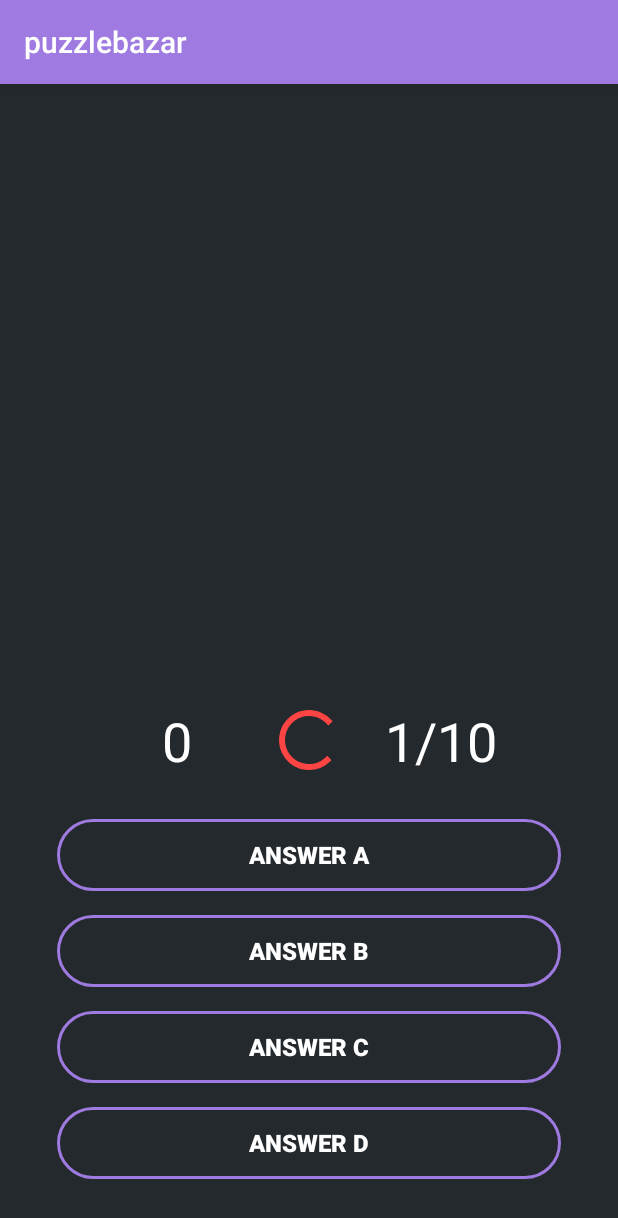
After one commit to praseedm/puzzlebazar, an Android app: the MainActivity screen opened directly, with no data from a screen before it, on a phone screen of 412 x 824 dp. The commit adds this screen. Shown: the top 1218 px of the screen. Run offline under Robolectric (Android 15) with nearby library versions, the phone set to English and light mode, and no system bars; our stand-ins replace Firebase (no records; nobody signed in at launch, a user with empty details on screens opened directly).

Commit message:
Added MainActivity

```diff
--- a/app/build.gradle
+++ b/app/build.gradle
@@ -22,7 +22,12 @@ dependencies {
     implementation fileTree(dir: 'libs', include: ['*.jar'])
     implementation 'com.android.support:appcompat-v7:27.1.0'
     implementation 'com.android.support.constraint:constraint-layout:1.0.2'
+    implementation 'com.android.support:design:27.1.0'
     testImplementation 'junit:junit:4.12'
     androidTestImplementation 'com.android.support.test:runner:1.0.1'
     androidTestImplementation 'com.android.support.test.espresso:espresso-core:3.0.1'
+
+    implementation 'com.google.firebase:firebase-core:11.8.0'
+    implementation 'com.google.firebase:firebase-database:11.8.0'
 }
+apply plugin: 'com.google.gms.google-services'
--- /dev/null
+++ b/app/src/main/java/com/p6c/project/puzzlebazar/MainActivity.java
@@ -0,0 +1,73 @@
+package com.p6c.project.puzzlebazar;
+
+import android.os.Bundle;
+import android.os.CountDownTimer;
+import android.support.design.widget.FloatingActionButton;
+import android.support.design.widget.Snackbar;
+import android.support.v7.app.AppCompatActivity;
+import android.support.v7.widget.Toolbar;
+import android.view.View;
+import android.widget.Button;
+import android.widget.ImageView;
+import android.widget.ProgressBar;
+import android.widget.TextView;
+
+import com.google.firebase.database.ChildEventListener;
+import com.google.firebase.database.DataSnapshot;
+import com.google.firebase.database.DatabaseError;
+import com.google.firebase.database.DatabaseReference;
+import com.google.firebase.database.FirebaseDatabase;
+import com.google.firebase.database.ValueEventListener;
+import com.p6c.project.puzzlebazar.model.Contants;
+
+public class MainActivity extends AppCompatActivity implements View.OnClickListener {
+    FirebaseDatabase fdb = FirebaseDatabase.getInstance();
+    DatabaseReference mRef,QuesRef=fdb.getReference(Contants.Question_Ref);
+    final static long INTERVAL = 1000; //1 sec
+    final static long TIMEOUT = 7000;
+    int progressValue = 0;
+
+    CountDownTimer mCountDown;
+
+    int index=0, score=0, Questionno = 0 , totalQuestions = 0, correctAnswer;
+    ProgressBar progressBar;
+    ImageView Question_img;
+    TextView Question_txt,score_txt,qno_txt;
+    Button Btn1,Btn2,Btn3,Btn4;
+
+    @Override
+    protected void onCreate(Bundle savedInstanceState) {
+        super.onCreate(savedInstanceState);
+        setContentView(R.layout.activity_main);
+        Toolbar toolbar = (Toolbar) findViewById(R.id.toolbar);
+        setSupportActionBar(toolbar);
+
+        score_txt = findViewById(R.id.score);
+        qno_txt = findViewById(R.id.totalQuestions);
+        Question_txt = findViewById(R.id.question_text);
+        progressBar = findViewById(R.id.progressbar);
+        Btn1 = findViewById(R.id.Answer1);
+        Btn2 = findViewById(R.id.Answer2);
+        Btn3 = findViewById(R.id.Answer3);
+        Btn4 = findViewById(R.id.Answer4);
+
+        Btn1.setOnClickListener(this);
+        Btn2.setOnClickListener(this);
+        Btn3.setOnClickListener(this);
+        Btn4.setOnClickListener(this);
+    }
+
+    @Override
+    protected void onDestroy() {
+        super.onDestroy();
+    }
+
+    @Override
+    public void onClick(View v) {
+        mCountDown.cancel();
+        if(index < totalQuestions){
+            Button clicked = (Button) v;
+            if(clicked.getText().equals(Contants.questionList.get(index).))
+        }
+    }
+}
--- /dev/null
+++ b/app/src/main/res/layout/activity_main.xml
@@ -0,0 +1,26 @@
+<?xml version="1.0" encoding="utf-8"?>
+<android.support.design.widget.CoordinatorLayout xmlns:android="http://schemas.android.com/apk/res/android"
+    xmlns:app="http://schemas.android.com/apk/res-auto"
+    xmlns:tools="http://schemas.android.com/tools"
+    android:layout_width="match_parent"
+    android:layout_height="match_parent"
+    android:background="@color/colorPrimaryDark"
+    tools:context=".MainActivity">
+
+    <android.support.design.widget.AppBarLayout
+        android:layout_width="match_parent"
+        android:layout_height="wrap_content"
+        android:theme="@style/AppTheme.AppBarOverlay">
+
+        <android.support.v7.widget.Toolbar
+            android:id="@+id/toolbar"
+            android:layout_width="match_parent"
+            android:layout_height="?attr/actionBarSize"
+            android:background="?attr/colorPrimary"
+            app:popupTheme="@style/AppTheme.PopupOverlay" />
+
+    </android.support.design.widget.AppBarLayout>
+
+    <include layout="@layout/content_main" />
+
+</android.support.design.widget.CoordinatorLayout>
--- /dev/null
+++ b/app/src/main/res/layout/content_main.xml
@@ -0,0 +1,142 @@
+<?xml version="1.0" encoding="utf-8"?>
+<RelativeLayout xmlns:android="http://schemas.android.com/apk/res/android"
+    xmlns:app="http://schemas.android.com/apk/res-auto"
+    xmlns:tools="http://schemas.android.com/tools"
+    android:layout_width="match_parent"
+    android:layout_height="match_parent"
+    app:layout_behavior="@string/appbar_scrolling_view_behavior"
+    tools:context=".MainActivity"
+    tools:showIn="@layout/activity_main">
+
+    <ImageView
+        android:layout_width="300dp"
+        android:layout_height="200dp"
+        android:id="@+id/question_image"
+        android:layout_alignParentTop="true"
+        android:layout_centerHorizontal="true"
+        android:layout_marginTop="25dp"
+        android:gravity="center"
+        android:visibility="invisible"/>
+    <TextView
+        android:layout_width="match_parent"
+        android:layout_height="wrap_content"
+        android:id="@+id/question_text"
+        android:layout_alignParentTop="true"
+        android:layout_centerHorizontal="true"
+        android:layout_marginTop="25dp"
+        android:gravity="center"/>
+
+    <RelativeLayout
+        android:layout_alignParentBottom="true"
+        android:layout_margin="30dp"
+        android:paddingTop="20dp"
+        android:layout_width="wrap_content"
+        android:layout_height="wrap_content">
+
+
+
+    <LinearLayout
+        android:layout_width="match_parent"
+        android:layout_height="wrap_content"
+        android:orientation="vertical"
+        android:paddingTop="10dp"
+        android:id="@+id/group">
+
+        <RelativeLayout
+            android:layout_width="match_parent"
+            android:layout_height="wrap_content"
+            android:layout_marginBottom="20dp">
+            <LinearLayout
+                android:layout_width="match_parent"
+                android:layout_height="wrap_content"
+                android:weightSum="2"
+                android:orientation="horizontal">
+
+                <TextView
+                    android:id="@+id/score"
+                    android:textColor="@android:color/white"
+                    android:layout_weight="1"
+                    android:layout_width="0dp"
+                    android:layout_height="wrap_content"
+                    android:gravity="center_horizontal"
+                    android:text="0"
+                    android:textSize="36sp" />
+
+                <TextView
+                    android:id="@+id/totalQuestions"
+                    android:textColor="@android:color/white"
+                    android:layout_weight="1"
+                    android:layout_width="0dp"
+                    android:layout_height="wrap_content"
+                    android:gravity="center_horizontal"
+                    android:text="1/10"
+                    android:textSize="36sp" />
+
+            </LinearLayout>
+
+            <ProgressBar
+                android:layout_width="match_parent"
+                android:layout_height="wrap_content"
+                android:layout_centerInParent="true"
+                android:id="@+id/progressbar"
+                style="@style/Widget.AppCompat.ProgressBar"
+                android:layout_marginLeft="5dp"
+                android:layout_marginRight="5dp"
+                android:max="5"
+                android:theme="@style/AppTheme.RedAccent"/>
+        </RelativeLayout>
+
+        <Button
+            android:id="@+id/Answer1"
+            android:text="Answer A"
+            android:background="@drawable/buttonstyle"
+            android:layout_width="match_parent"
+            android:layout_height="wrap_content"
+            android:textColor="#ffff"
+            android:layout_margin="8dp"
+            android:textStyle="bold"
+            style="@style/Widget.AppCompat.Button.Borderless"
+            android:textSize="@dimen/optionTextSize"/>
+
+        <Button
+            android:id="@+id/Answer2"
+            android:text="Answer B"
+            android:background="@drawable/buttonstyle"
+            android:layout_width="match_parent"
+            android:layout_height="wrap_content"
+            android:textColor="#ffff"
+            android:layout_margin="8dp"
+            android:textStyle="bold"
+            style="@style/Widget.AppCompat.Button.Borderless"
+            android:textSize="@dimen/optionTextSize"/>
+
+        <Button
+            android:id="@+id/Answer3"
+            android:text="Answer C"
+            android:background="@drawable/buttonstyle"
+            android:layout_width="match_parent"
+            android:layout_height="wrap_content"
+            android:textColor="#ffff"
+            android:layout_margin="8dp"
+            android:textStyle="bold"
+            style="@style/Widget.AppCompat.Button.Borderless"
+            android:textSize="@dimen/optionTextSize"/>
+
+        <Button
+            android:id="@+id/Answer4"
+            android:text="Answer D"
+            android:background="@drawable/buttonstyle"
+            android:layout_width="match_parent"
+            android:layout_height="wrap_content"
+            android:textColor="#ffff"
+            android:layout_margin="8dp"
+            android:textStyle="bold"
+            style="@style/Widget.AppCompat.Button.Borderless"
+            android:textSize="@dimen/optionTextSize"/>
+
+    </LinearLayout>
+
+
+    </RelativeLayout>
+
+</RelativeLayout>
--- a/app/src/main/res/values/colors.xml
+++ b/app/src/main/res/values/colors.xml
@@ -1,6 +1,6 @@
 <?xml version="1.0" encoding="utf-8"?>
 <resources>
-    <color name="colorPrimary">#24292d</color>
+    <color name="colorPrimary">#9f7be1</color>
     <color name="colorPrimaryDark">#24292d</color>
     <color name="colorAccent">#9f7be1</color>
 </resources>
--- /dev/null
+++ b/app/src/main/res/values/dimens.xml
@@ -0,0 +1,4 @@
+<resources>
+    <dimen name="fab_margin">16dp</dimen>
+    <dimen name="optionTextSize">16sp</dimen>
+</resources>
--- a/app/src/main/res/values/strings.xml
+++ b/app/src/main/res/values/strings.xml
@@ -1,3 +1,4 @@
 <resources>
     <string name="app_name">puzzlebazar</string>
+    <string name="title_activity_main">puzzlebazar</string>
 </resources>
--- a/app/src/main/res/values/styles.xml
+++ b/app/src/main/res/values/styles.xml
@@ -7,10 +7,19 @@
         <item name="colorPrimaryDark">@color/colorPrimaryDark</item>
         <item name="colorAccent">@color/colorAccent</item>
     </style>
+
     <style name="AppTheme.NoActionBar">
         <item name="windowActionBar">false</item>
         <item name="windowNoTitle">true</item>
         <item name="android:windowFullscreen">true</item>
     </style>
 
+    <style name="AppTheme.RedAccent">
+        <item name="colorAccent">@android:color/holo_red_light</item> <!-- Whatever color you want-->
+    </style>
+
+    <style name="AppTheme.AppBarOverlay" parent="ThemeOverlay.AppCompat.Dark.ActionBar" />
+
+    <style name="AppTheme.PopupOverlay" parent="ThemeOverlay.AppCompat.Light" />
+
 </resources>
--- a/build.gradle
+++ b/build.gradle
@@ -8,7 +8,7 @@ buildscript {
     }
     dependencies {
         classpath 'com.android.tools.build:gradle:3.1.0-rc01'
-
+        classpath 'com.google.gms:google-services:3.2.0'
 
         // NOTE: Do not place your application dependencies here; they belong
         // in the individual module build.gradle files
```
Also changed, not shown: app/src/main/AndroidManifest.xml (+6 -2 lines), app/src/main/java/com/p6c/project/puzzlebazar/SplashActivity.java (+8 -0 lines), app/src/main/java/com/p6c/project/puzzlebazar/model/Contants.java (added, +14 -0 lines), app/src/main/java/com/p6c/project/puzzlebazar/model/Question.java (added, +79 -0 lines), app/src/main/res/layout/activity_splash.xml (+4 -3 lines).
